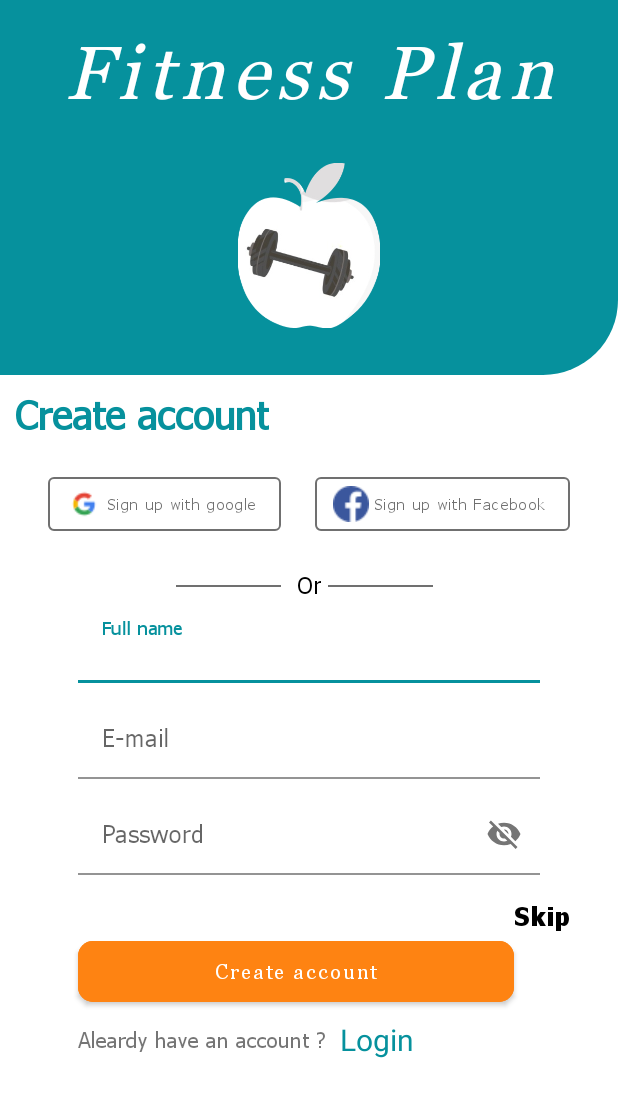
After one commit to YoussefMaged766/Solution_Challenge, an Android app: the Register_Activity screen opened directly, with no data from a screen before it, on a phone screen of 412 x 824 dp. The commit adds this screen. Shown: the top 1097 px of the screen. Run offline under Robolectric (Android 15) with nearby library versions, the phone set to English and light mode, and no system bars.

Commit message:
register screen (design)

```diff
--- a/app/src/main/java/com/example/solutionchallenge/IntroSliding_Activity.kt
+++ b/app/src/main/java/com/example/solutionchallenge/IntroSliding_Activity.kt
@@ -45,7 +45,7 @@ class IntroSliding_Activity : AppCompatActivity() {
             if (viewPager.currentItem + 1 < adapter.itemCount) {
                 viewPager.currentItem +=1
             }else{
-                Intent(applicationContext, signin_Activity:: class.java).also {
+                Intent(applicationContext, Register_Activity:: class.java).also {
                     startActivity(it)
                 }
             }
--- /dev/null
+++ b/app/src/main/java/com/example/solutionchallenge/Register_Activity.kt
@@ -0,0 +1,11 @@
+package com.example.solutionchallenge
+
+import androidx.appcompat.app.AppCompatActivity
+import android.os.Bundle
+
+class Register_Activity : AppCompatActivity() {
+    override fun onCreate(savedInstanceState: Bundle?) {
+        super.onCreate(savedInstanceState)
+        setContentView(R.layout.activity_register)
+    }
+}
--- /dev/null
+++ b/app/src/main/res/drawable/view_style.xml
@@ -0,0 +1,5 @@
+<?xml version="1.0" encoding="utf-8"?>
+<shape xmlns:android="http://schemas.android.com/apk/res/android">
+<corners android:bottomRightRadius="50dp"/>
+    <solid android:color="@color/intro_color"/>
+</shape>
--- /dev/null
+++ b/app/src/main/res/layout/activity_register.xml
@@ -0,0 +1,255 @@
+<?xml version="1.0" encoding="utf-8"?>
+<androidx.constraintlayout.widget.ConstraintLayout xmlns:android="http://schemas.android.com/apk/res/android"
+    xmlns:app="http://schemas.android.com/apk/res-auto"
+    xmlns:tools="http://schemas.android.com/tools"
+    android:layout_width="match_parent"
+    android:layout_height="match_parent"
+    tools:context=".Register_Activity">
+    <View
+        android:id="@+id/view"
+        android:layout_width="match_parent"
+        android:layout_height="250dp"
+        app:layout_constraintTop_toTopOf="parent"
+        android:background="@drawable/view_style"
+        />
+    <TextView
+        android:id="@+id/txt_fit"
+        android:layout_width="wrap_content"
+        android:layout_height="wrap_content"
+        app:layout_constraintTop_toTopOf="parent"
+        app:layout_constraintStart_toStartOf="parent"
+        app:layout_constraintEnd_toEndOf="parent"
+        android:text="@string/fitness"
+        android:textColor="@color/white"
+        android:fontFamily="@font/georgia_regular_font"
+        android:textStyle="italic"
+        android:layout_marginTop="20dp"
+        android:textSize="50sp"
+        android:letterSpacing=".1"
+        />
+
+    <ImageView
+        android:layout_width="100dp"
+        android:layout_height="110dp"
+        android:adjustViewBounds="true"
+        android:background="@color/intro_color"
+        android:src="@drawable/logo2"
+        app:layout_constraintBottom_toBottomOf="@+id/view"
+        app:layout_constraintEnd_toEndOf="parent"
+        app:layout_constraintStart_toStartOf="parent"
+        app:layout_constraintTop_toBottomOf="@id/txt_fit"
+        />
+    <TextView
+        android:id="@+id/create_account"
+        android:layout_width="wrap_content"
+        android:layout_height="wrap_content"
+        app:layout_constraintTop_toBottomOf="@id/view"
+        app:layout_constraintStart_toStartOf="parent"
+        android:layout_marginStart="10dp"
+        android:layout_margin="10dp"
+        android:text="@string/Create_account"
+        android:fontFamily="@font/tahoma_regular"
+        android:textColor="@color/intro_color"
+        android:textSize="25sp"
+        android:textStyle="bold"
+      />
+
+    <com.google.android.material.button.MaterialButton
+        android:id="@+id/btn_google"
+        style="@style/Widget.MaterialComponents.Button.OutlinedButton.Icon"
+        android:layout_width="wrap_content"
+        android:layout_height="wrap_content"
+        android:layout_marginStart="20dp"
+        android:layout_marginTop="20dp"
+        android:backgroundTint="@color/white"
+        android:drawableLeft="@drawable/google_icon2"
+        android:fontFamily="@font/tahoma_regular"
+        android:text="@string/google"
+        android:textAllCaps="false"
+        android:textColor="@color/black_border"
+        android:textSize="10sp"
+        android:layout_marginEnd="10dp"
+        app:layout_constraintEnd_toStartOf="@+id/btn_facebook"
+        app:layout_constraintStart_toStartOf="parent"
+        app:layout_constraintTop_toBottomOf="@id/create_account"
+        app:strokeColor="@color/black_border" />
+
+    <com.google.android.material.button.MaterialButton
+        android:id="@+id/btn_facebook"
+        style="@style/Widget.MaterialComponents.Button.OutlinedButton.Icon"
+        android:layout_width="wrap_content"
+        android:layout_height="wrap_content"
+        android:layout_marginTop="20dp"
+        android:layout_marginEnd="20dp"
+        android:backgroundTint="@color/white"
+        android:drawableLeft="@drawable/facebook_icon2"
+        android:fontFamily="@font/tahoma_regular"
+        android:text="@string/facebook"
+        android:textAllCaps="false"
+        android:textColor="@color/black_border"
+        android:textSize="10sp"
+        app:layout_constraintEnd_toEndOf="parent"
+        app:layout_constraintTop_toBottomOf="@id/create_account"
+        app:strokeColor="@color/black_border"
+        app:layout_constraintStart_toEndOf="@id/btn_google"/>
+    <View
+        android:id="@+id/view1"
+        android:layout_width="70dp"
+        android:layout_height="1dp"
+        app:layout_constraintTop_toBottomOf="@id/btn_google"
+        app:layout_constraintEnd_toEndOf="@id/btn_google"
+        android:layout_marginTop="30dp"
+        android:background="@color/black_border"/>
+    <TextView
+        android:id="@+id/txt_or"
+        android:layout_width="wrap_content"
+        android:layout_height="wrap_content"
+        app:layout_constraintTop_toBottomOf="@id/btn_google"
+        app:layout_constraintEnd_toStartOf="@id/btn_facebook"
+        android:layout_marginTop="20dp"
+        android:text="  Or "
+        android:textSize="15sp"
+        android:textColor="@color/black"
+        android:fontFamily="@font/tahoma_regular"
+        android:layout_marginStart="10dp"
+        app:layout_constraintStart_toEndOf="@id/view1"
+        />
+
+    <View
+        android:id="@+id/view2"
+        android:layout_width="70dp"
+        android:layout_height="1dp"
+        android:layout_marginTop="30dp"
+        android:background="@color/black_border"
+        app:layout_constraintStart_toEndOf="@+id/txt_or"
+        app:layout_constraintTop_toBottomOf="@id/btn_facebook"
+
+        />
+
+    <com.google.android.material.textfield.TextInputLayout
+        android:id="@+id/tct_container_name"
+        android:layout_width="0dp"
+        android:layout_height="wrap_content"
+        app:layout_constraintEnd_toEndOf="@id/btn_facebook"
+        app:layout_constraintStart_toStartOf="@id/btn_google"
+        app:layout_constraintTop_toBottomOf="@id/view1"
+        android:layout_marginHorizontal="20dp"
+        android:layout_marginTop="10dp"
+        app:endIconMode="clear_text"
+        app:boxStrokeColor="@color/intro_color"
+        app:hintTextColor="@color/intro_color"
+        app:boxBackgroundColor="@color/white"
+        >
+
+        <com.google.android.material.textfield.TextInputEditText
+            android:id="@+id/txt_name"
+            android:layout_width="match_parent"
+            android:layout_height="wrap_content"
+            android:hint="Full name"
+            android:fontFamily="@font/tahoma_regular"
+           />
+
+
+    </com.google.android.material.textfield.TextInputLayout>
+    <com.google.android.material.textfield.TextInputLayout
+        android:id="@+id/tct_container_email"
+        android:layout_width="0dp"
+        android:layout_height="wrap_content"
+        app:layout_constraintEnd_toEndOf="@id/btn_facebook"
+        app:layout_constraintStart_toStartOf="@id/btn_google"
+        app:layout_constraintTop_toBottomOf="@id/tct_container_name"
+        android:layout_marginHorizontal="20dp"
+        android:layout_marginTop="10dp"
+        app:endIconMode="clear_text"
+        app:boxStrokeColor="@color/intro_color"
+        app:hintTextColor="@color/intro_color"
+        app:boxBackgroundColor="@color/white"
+        >
+
+    <com.google.android.material.textfield.TextInputEditText
+        android:id="@+id/txt_email"
+        android:layout_width="match_parent"
+        android:layout_height="wrap_content"
+        android:hint="E-mail"
+        android:fontFamily="@font/tahoma_regular"
+
+        />
+    </com.google.android.material.textfield.TextInputLayout>
+
+    <com.google.android.material.textfield.TextInputLayout
+        android:id="@+id/txt_container_password"
+        android:layout_width="0dp"
+        android:layout_height="wrap_content"
+        app:layout_constraintEnd_toEndOf="@id/btn_facebook"
+        app:layout_constraintStart_toStartOf="@id/btn_google"
+        app:layout_constraintTop_toBottomOf="@id/tct_container_email"
+        android:layout_marginHorizontal="20dp"
+        android:layout_marginTop="10dp"
+        app:endIconMode="password_toggle"
+        app:boxStrokeColor="@color/intro_color"
+        app:hintTextColor="@color/intro_color"
+        app:boxBackgroundColor="@color/white"
+
+        >
+
+        <com.google.android.material.textfield.TextInputEditText
+            android:id="@+id/txt_password"
+            android:layout_width="match_parent"
+            android:layout_height="wrap_content"
+            android:hint="Password"
+            android:fontFamily="@font/tahoma_regular"
+
+            />
+    </com.google.android.material.textfield.TextInputLayout>
+
+    <TextView
+        android:id="@+id/txt_skip"
+        android:layout_width="wrap_content"
+        android:layout_height="wrap_content"
+        android:layout_marginTop="15dp"
+        android:text="Skip"
+        android:textColor="@color/black"
+        android:textStyle="bold"
+        app:layout_constraintEnd_toEndOf="@id/btn_facebook"
+        app:layout_constraintTop_toBottomOf="@id/txt_container_password"
+        android:fontFamily="@font/tahoma_bold"
+        android:textSize="17sp"/>
+
+    <com.google.android.material.button.MaterialButton
+        android:id="@+id/btn_createAccount"
+        android:layout_width="0dp"
+        android:layout_height="wrap_content"
+        app:layout_constraintEnd_toStartOf="@id/txt_skip"
+        app:layout_constraintStart_toStartOf="@id/txt_container_password"
+        app:layout_constraintTop_toBottomOf="@id/txt_skip"
+        android:text="Create account"
+        android:textAllCaps="false"
+        android:backgroundTint="#fe8312"
+        app:cornerRadius="10dp"
+        android:padding="12dp"
+        android:fontFamily="@font/georgia_regular_font"/>
+    <TextView
+        android:id="@+id/text12"
+        android:layout_width="wrap_content"
+        android:layout_height="wrap_content"
+        app:layout_constraintTop_toBottomOf="@id/btn_createAccount"
+        app:layout_constraintStart_toStartOf="@id/btn_createAccount"
+        android:layout_marginTop="10dp"
+        android:text="Aleardy have an account ?  "
+        android:fontFamily="@font/tahoma_regular"/>
+    <TextView
+        android:id="@+id/txt_login"
+        android:layout_width="wrap_content"
+        android:layout_height="wrap_content"
+        app:layout_constraintTop_toBottomOf="@id/btn_createAccount"
+        app:layout_constraintStart_toEndOf="@id/text12"
+        android:layout_marginTop="5dp"
+        android:text="Login"
+        android:textColor="@color/intro_color"
+        android:textSize="20sp"/>
+
+
+
+
+
+</androidx.constraintlayout.widget.ConstraintLayout>
--- a/app/src/main/res/layout/activity_splash_screen.xml
+++ b/app/src/main/res/layout/activity_splash_screen.xml
@@ -20,7 +20,7 @@
         app:layout_constraintBottom_toBottomOf="parent"
         app:layout_constraintLeft_toLeftOf="parent"
         app:layout_constraintRight_toRightOf="parent"
-
-        app:layout_constraintTop_toTopOf="parent" />
+        app:layout_constraintTop_toTopOf="parent"
+        android:letterSpacing=".15"/>
 
 </androidx.constraintlayout.widget.ConstraintLayout>
--- a/app/src/main/res/values/colors.xml
+++ b/app/src/main/res/values/colors.xml
@@ -9,4 +9,5 @@
     <color name="white">#FFFFFFFF</color>
     <color name="intro_color">#06919d</color>
     <color name="dark_mode">#121212</color>
+    <color name="black_border">#707070</color>
 </resources>
--- a/app/src/main/res/values/strings.xml
+++ b/app/src/main/res/values/strings.xml
@@ -1,3 +1,7 @@
 <resources>
     <string name="app_name">solution challenge</string>
+    <string name="fitness">Fitness Plan</string>
+    <string name="Create_account">Create account</string>
+    <string name="google">Sign up with google</string>
+    <string name="facebook">Sign up with Facebook</string>
 </resources>
```
Also changed, not shown: app/src/main/AndroidManifest.xml (+6 -5 lines), app/src/main/res/drawable/facebook_icon.png (added), app/src/main/res/drawable/facebook_icon2.png (added), app/src/main/res/drawable/google_icon.png (added), app/src/main/res/drawable/google_icon2.png (added), app/src/main/res/drawable/logo.jpeg (added), app/src/main/res/drawable/logo2.png (added), app/src/main/res/font/tahoma_bold.ttf (added).
